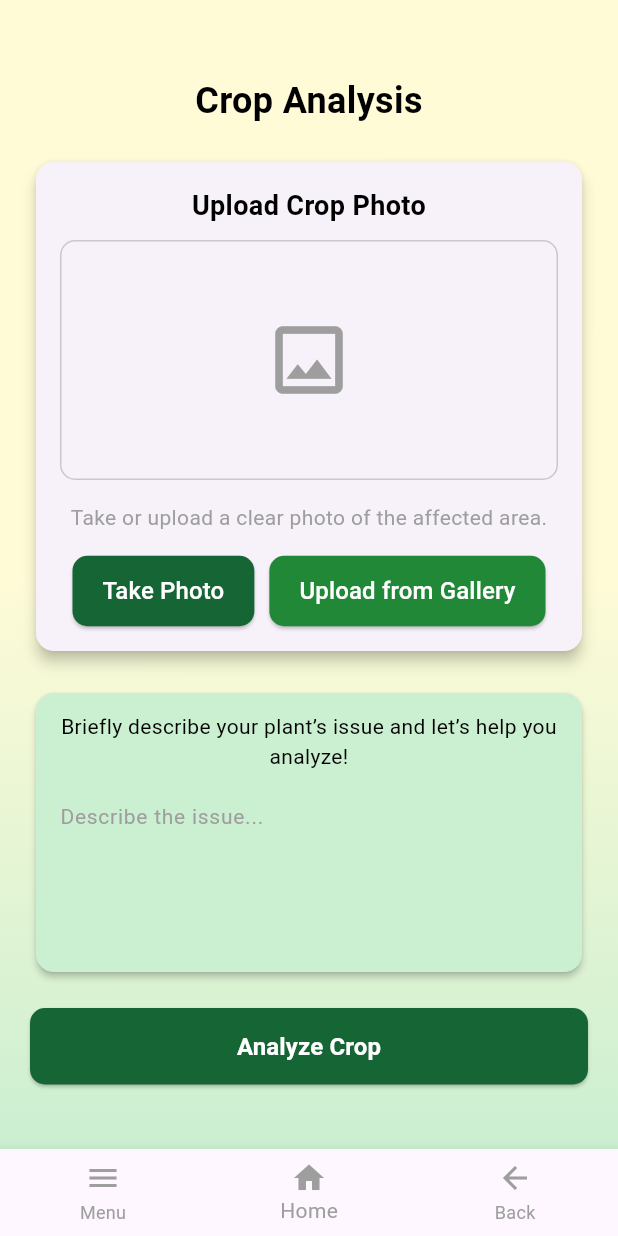
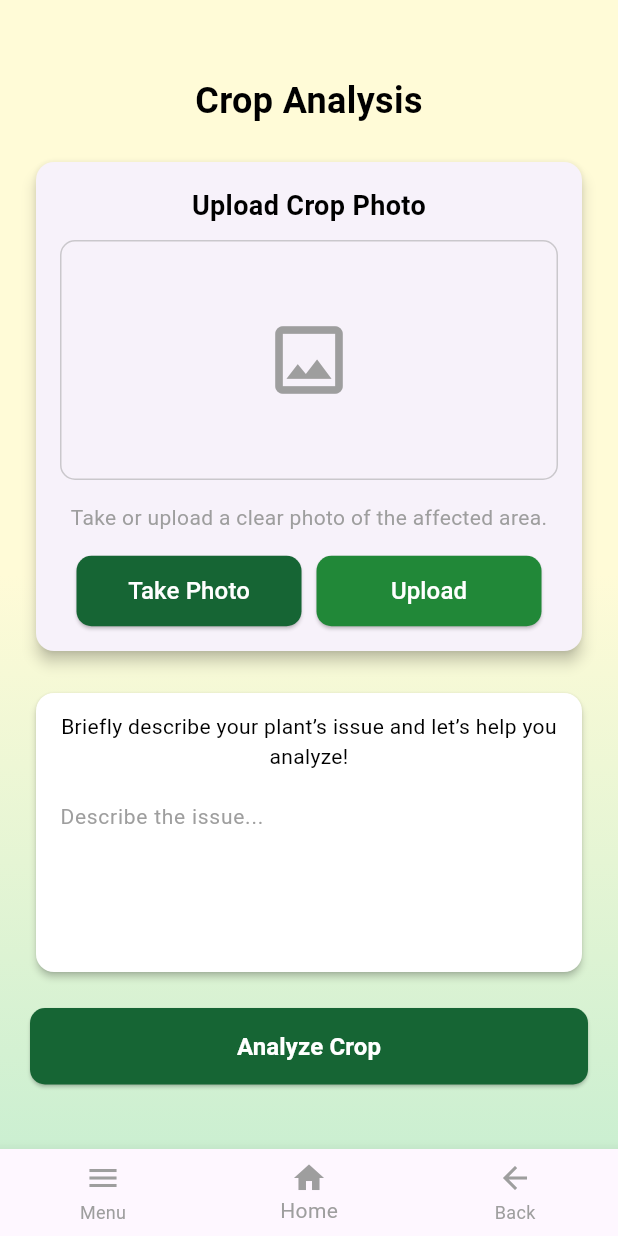
Before and after one commit to lingyuqian0301/farmplus, a Flutter app: the CropAnalysisPage screen opened by its route, on a phone screen of 412 x 824 dp. Run offline on Flutter 3.47's test engine with Material 3 defaults, Android fonts, the phone set to English and light mode, and no system bars; our stand-ins replace flutter_svg, google_fonts, image_picker.

Commit message:
standardize the button size in crop analysis screen

```diff
--- a/lib/screens/crop_analysis.dart
+++ b/lib/screens/crop_analysis.dart
@@ -110,35 +110,37 @@ class _CropAnalysisPageState extends State<CropAnalysisPage> {
                         Row(
                           mainAxisAlignment: MainAxisAlignment.center,
                           children: [
-                            ElevatedButton(
+                            SizedBox(
+                              width: 150, // Set a fixed width
+                              child: ElevatedButton(
                                 onPressed: () => _pickImage(ImageSource.camera),
                                 style: ElevatedButton.styleFrom(
                                   backgroundColor: const Color(0xFF166534),
                                   shape: RoundedRectangleBorder(
                                       borderRadius: BorderRadius.circular(10)),
-                                padding: const EdgeInsets.symmetric(
-                                    vertical: 12, horizontal: 20),
+                                  padding: const EdgeInsets.symmetric(vertical: 12),
                                 ),
                                 child: const Text(
                                   "Take Photo",
-                                style:
-                                    TextStyle(fontSize: 16, color: Colors.white),
+                                  style: TextStyle(fontSize: 16, color: Colors.white),
+                                ),
                               ),
                             ),
                             const SizedBox(width: 10),
-                            ElevatedButton(
+                            SizedBox(
+                              width: 150, // Same fixed width for the second button
+                              child: ElevatedButton(
                                 onPressed: () => _pickImage(ImageSource.gallery),
                                 style: ElevatedButton.styleFrom(
                                   backgroundColor: const Color(0xFF218838),
                                   shape: RoundedRectangleBorder(
                                       borderRadius: BorderRadius.circular(10)),
-                                padding: const EdgeInsets.symmetric(
-                                    vertical: 12, horizontal: 20),
+                                  padding: const EdgeInsets.symmetric(vertical: 12),
                                 ),
                                 child: const Text(
-                                "Upload from Gallery",
-                                style:
-                                    TextStyle(fontSize: 16, color: Colors.white),
+                                  "Upload",
+                                  style: TextStyle(fontSize: 16, color: Colors.white),
+                                ),
                               ),
                             ),
                           ],
@@ -149,7 +151,7 @@ class _CropAnalysisPageState extends State<CropAnalysisPage> {
                 ),
                 const SizedBox(height: 20),
                 Card(
-                  color: const Color(0xFFCBEFD1),
+                  color: Colors.white,
                   elevation: 2,
                   shape: RoundedRectangleBorder(
                       borderRadius: BorderRadius.circular(12)),
--- a/lib/screens/farmer_dashboard_screen/calendar/calendar_page.dart
+++ b/lib/screens/farmer_dashboard_screen/calendar/calendar_page.dart
@@ -196,13 +196,6 @@ class _CalendarPageState extends State<CalendarPage> {
   }
 
   // 4) Example home icon at the bottom
-  Widget _buildHomeIcon() {
-    return Icon(
-      Icons.home_outlined,
-      size: 28,
-      color: Colors.grey[600],
-    );
-  }
 
   // Logic: previous/next month
   void _goToPreviousMonth() {
```
Lines whose indentation alone changed are shown as unchanged.
